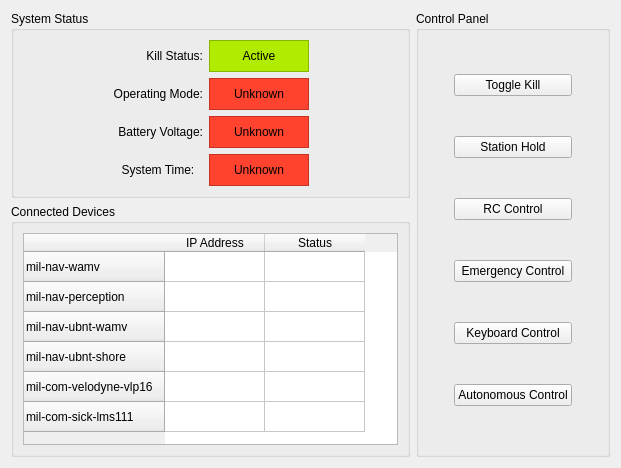
First picture: the form in utils/navigator_gui/resource/dashboard.ui, repository uf-mil/mil, before the edit.
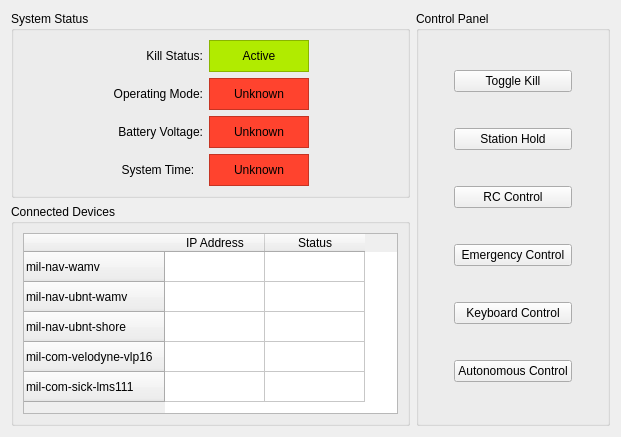
Second picture: the form after the edit.

Commit message: NETWORK: Remove the mil-nav-perception computer due to lack of usefulness

Patch:
```diff
--- a/utils/navigator_gui/resource/dashboard.ui
+++ b/utils/navigator_gui/resource/dashboard.ui
@@ -7,7 +7,7 @@
     <x>0</x>
     <y>0</y>
     <width>621</width>
-    <height>458</height>
+    <height>427</height>
    </rect>
   </property>
   <property name="minimumSize">
@@ -275,7 +275,7 @@
           <property name="minimumSize">
            <size>
             <width>375</width>
-            <height>212</height>
+            <height>181</height>
            </size>
           </property>
           <property name="maximumSize">
@@ -301,11 +301,6 @@
             <string>mil-nav-wamv</string>
            </property>
           </row>
-          <row>
-           <property name="text">
-            <string>mil-nav-perception</string>
-           </property>
-          </row>
           <row>
            <property name="text">
             <string>mil-nav-ubnt-wamv</string>
```
The commit also changes 1 other file.
